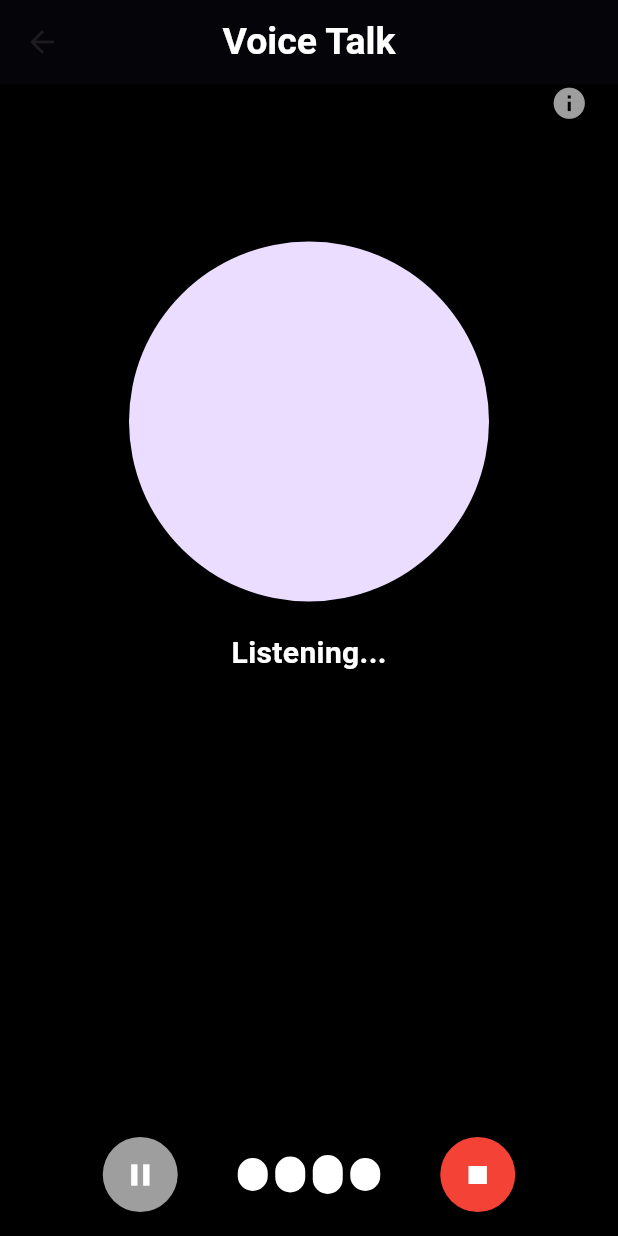
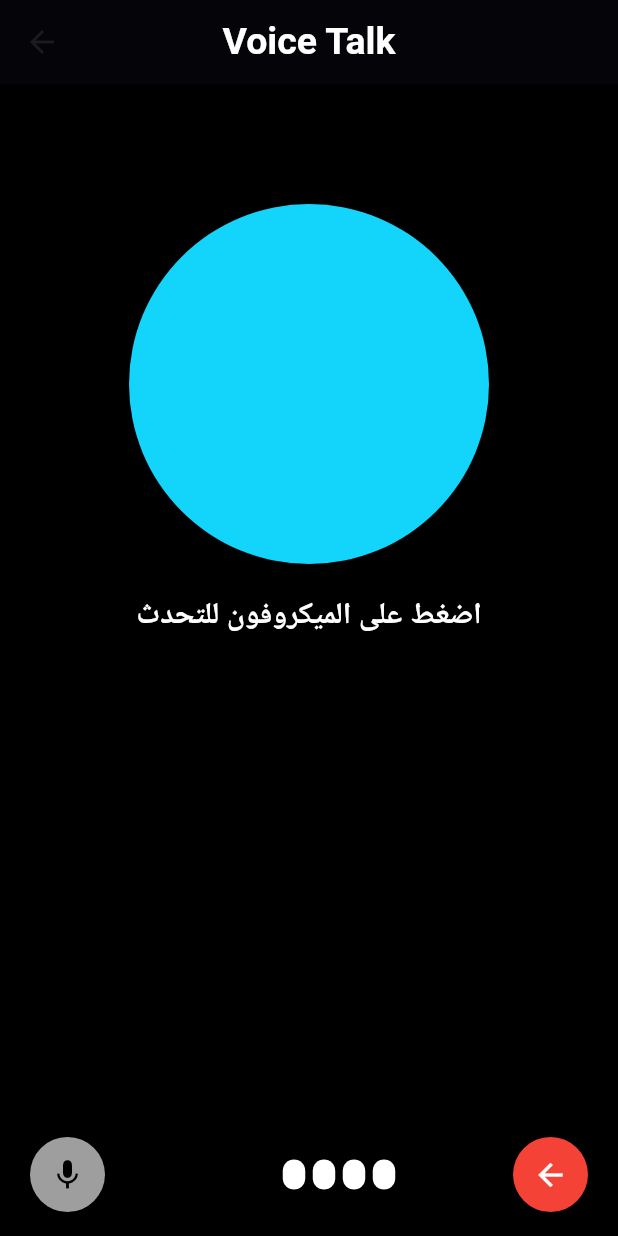
Before and after one commit to Malamrousi/Flutter-50-Challenge, a Flutter app: the screen it shows after launch, after a tap on "Go to Home", on a phone screen of 412 x 824 dp. Run offline on Flutter 3.47's test engine with Material 3 defaults, Android fonts, the phone set to English and light mode, and no system bars; our stand-ins replace chat_bubbles, flutter_dotenv, flutter_gemini, flutter_tts, lottie, speech_to_text; missing offline and left inert: flutter_3d_controller.

Commit message:
Finish Voice Talk Project

```diff
--- a/voice_talk/lib/main.dart
+++ b/voice_talk/lib/main.dart
@@ -1,14 +1,16 @@
 import 'package:flutter/material.dart';
+import 'package:flutter_dotenv/flutter_dotenv.dart';
 import 'package:voice_talk/on_boarding_page.dart';
 
-void main() {
+void main()async {
+  WidgetsFlutterBinding.ensureInitialized();
+  await dotenv.load(fileName: ".env");
   runApp(const MyApp());
 }
 
 class MyApp extends StatelessWidget {
   const MyApp({super.key});
 
-  // This widget is the root of your application.
   @override
   Widget build(BuildContext context) {
     return MaterialApp(
--- a/voice_talk/lib/my_home_page.dart
+++ b/voice_talk/lib/my_home_page.dart
@@ -1,7 +1,11 @@
 import 'dart:developer' as log;
 import 'dart:math';
 import 'package:flutter/material.dart';
+import 'package:flutter_dotenv/flutter_dotenv.dart';
+import 'package:flutter_gemini/flutter_gemini.dart';
+import 'package:flutter_tts/flutter_tts.dart';
 import 'package:speech_to_text/speech_to_text.dart';
+import 'package:lottie/lottie.dart';
 
 class MyHomePage extends StatefulWidget {
   const MyHomePage({super.key});
@@ -12,29 +16,60 @@ class MyHomePage extends StatefulWidget {
 
 class _MyHomePageState extends State<MyHomePage> {
   bool isListening = false;
+  bool isSpeaking = false;
   double voiceLevel = 20.0;
   String recognizedText = "";
   bool isInitialized = false;
   SpeechToText speechToText = SpeechToText();
+  FlutterTts flutterTts = FlutterTts();
+  int steps = 0;
+  String? lastResponse;
 
-  void toggleListening() async {
-    if (!isListening) {
+  @override
+  void initState() {
+    super.initState();
+    initSpeechToText();
+    initTts();
+    Gemini.init(apiKey: apiKey);
+  }
+
+  Future<void> initSpeechToText() async {
+    bool available = await speechToText.initialize(
+      onStatus: (status) => log.log('Speech status: $status'),
+      onError: (error) => log.log('Speech error: $error'),
+    );
+    if (available) {
+      setState(() {
+        isInitialized = true;
+      });
+    } else {
+      log.log("Speech recognition not available");
+    }
+  }
+
+  void startListening() async {
+    if (!isInitialized) {
+      return;
+    }
+
     setState(() {
       isListening = true;
       recognizedText = "";
     });
 
     await speechToText.listen(
-        partialResults: true,
+      partialResults: false,
       listenFor: const Duration(minutes: 2),
       onSoundLevelChange: (level) {
         if (isListening) {
           setState(() {
-              voiceLevel = max(20.0, (level + 20) * 3); // Tweak multiplier
+            voiceLevel = max(20.0, (level + 20) * 3);
           });
         }
       },
       onResult: (result) {
+        if (result.recognizedWords.isNotEmpty) {
+          sendText(result.recognizedWords);
           setState(() {
             recognizedText = result.recognizedWords;
             if (result.finalResult) {
@@ -42,22 +77,95 @@ class _MyHomePageState extends State<MyHomePage> {
               voiceLevel = 20.0;
             }
           });
-          log.log('Recognized: $result');
+        }
       },
     );
-    } else {
+  }
+
+  void stopListening() async {
     setState(() {
       isListening = false;
       voiceLevel = 20.0;
     });
     await speechToText.stop();
   }
+
+  String apiKey = dotenv.env["GOOGLE_GEMINI_API_KEY"] ?? "";
+
+  Future<void> sendText(String text) async {
+    setState(() {
+      steps = 1;
+    });
+
+    Gemini gemini = Gemini.instance;
+    gemini.text(text).then((value) {
+      setState(() {
+        steps = 2;
+        lastResponse = value?.output.toString() ?? "لم أفهم ذلك";
+      });
+      speakResponse(lastResponse!);
+    }).catchError((error) {
+      log.log("Error with Gemini: $error");
+      setState(() {
+        steps = 0;
+      });
+      speakResponse("عذراً، حدث خطأ في معالجة طلبك");
+    });
   }
 
-  @override
-  void initState() {
-    super.initState();
-    toggleListening();
+  Future<void> initTts() async {
+    await flutterTts.awaitSpeakCompletion(true);
+
+    flutterTts.setStartHandler(() {
+      setState(() {
+        isSpeaking = true;
+      });
+      log.log("TTS started");
+    });
+
+    flutterTts.setCompletionHandler(() {
+      setState(() {
+        isSpeaking = false;
+        if (steps == 2) {
+          steps = 0;
+        }
+      });
+      log.log("TTS completed");
+    });
+
+    flutterTts.setErrorHandler((msg) {
+      setState(() {
+        isSpeaking = false;
+      });
+      log.log("TTS error: $msg");
+    });
+  }
+
+  Future<void> speakResponse(String response) async {
+    setState(() {
+      isSpeaking = true;
+    });
+    await flutterTts.speak(response);
+  }
+
+  Future<void> pauseSpeech() async {
+    if (isSpeaking) {
+      setState(() {
+        isSpeaking = false;
+      });
+      await flutterTts.pause();
+    }
+  }
+
+  Future<void> cancelAll() async {
+    await flutterTts.stop();
+    await speechToText.stop();
+    setState(() {
+      steps = 0;
+      isListening = false;
+      isSpeaking = false;
+      voiceLevel = 20.0;
+    });
   }
 
   @override
@@ -72,91 +180,107 @@ class _MyHomePageState extends State<MyHomePage> {
           children: [
             InkWell(
               onTap: () {
-                if (isListening) {
-                  setState(() {
-                    isListening = false;
-                    voiceLevel = 20.0;
-                  });
-                  speechToText.stop();
-                } else {
-                  setState(() {
-                    voiceLevel = 20.0;
-                    recognizedText = "";
-                  });
-                  speechToText.cancel();
+                if (steps == 0) {
+                  startListening();
+                } else if (isListening) {
+                  stopListening();
+                } else if (steps == 2) {
+                  if (isSpeaking) {
+                    pauseSpeech();
+                  } else if (lastResponse != null) {
+                    speakResponse(lastResponse!);
+                  }
                 }
               },
               child: CircleAvatar(
                 radius: 25,
-                backgroundColor: isListening ? Colors.grey : Colors.red,
+                backgroundColor: Colors.grey,
                 child: Icon(
-                  isListening ? Icons.pause : Icons.close,
-                  color: Colors.white,
+                  steps == 0
+                      ? Icons.mic
+                      : isListening
+                          ? Icons.pause
+                          : isSpeaking
+                              ? Icons.pause
+                              : Icons.play_arrow,
+                  color: Colors.black,
                 ),
               ),
             ),
             const SizedBox(width: 40),
+
+
+            Expanded(
+              child: steps == 0
+                  ? Row(
+                      mainAxisAlignment: MainAxisAlignment.center,
+                      children: [
                         AnimatedContainer(
-              padding: EdgeInsets.symmetric(horizontal: 10),
+                          padding: const EdgeInsets.symmetric(horizontal: 5),
                           curve: Curves.easeInOut,
                           duration: const Duration(milliseconds: 100),
-              width: 20,
+                          width: 15,
                           height: isListening ? voiceLevel * 1.1 : 20.0,
                           decoration: BoxDecoration(
                             color: Colors.white,
                             borderRadius: BorderRadius.circular(150),
                           ),
                         ),
-            SizedBox(
-              width: 5,
-            ),
+                        const SizedBox(width: 5),
                         AnimatedContainer(
                           curve: Curves.easeInOut,
-              padding: EdgeInsets.symmetric(horizontal: 10),
+                          padding: const EdgeInsets.symmetric(horizontal: 5),
                           duration: const Duration(milliseconds: 100),
-              width: 20,
+                          width: 15,
                           height: isListening ? voiceLevel * 1.2 : 20.0,
                           decoration: BoxDecoration(
                             color: Colors.white,
                             borderRadius: BorderRadius.circular(150),
                           ),
                         ),
-            SizedBox(
-              width: 5,
-            ),
+                        const SizedBox(width: 5),
                         AnimatedContainer(
-              padding: EdgeInsets.symmetric(horizontal: 10),
+                          padding: const EdgeInsets.symmetric(horizontal: 5),
                           curve: Curves.easeInOut,
                           duration: const Duration(milliseconds: 100),
-              width: 20,
+                          width: 15,
                           height: isListening ? voiceLevel * 1.3 : 20.0,
                           decoration: BoxDecoration(
                             color: Colors.white,
                             borderRadius: BorderRadius.circular(150),
                           ),
                         ),
-            SizedBox(
-              width: 5,
-            ),
+                        const SizedBox(width: 5),
                         AnimatedContainer(
-              padding: EdgeInsets.symmetric(horizontal: 10),
+                          padding: const EdgeInsets.symmetric(horizontal: 5),
                           curve: Curves.easeInOut,
                           duration: const Duration(milliseconds: 100),
-              width: 20,
+                          width: 15,
                           height: isListening ? voiceLevel * 1.1 : 20.0,
                           decoration: BoxDecoration(
                             color: Colors.white,
                             borderRadius: BorderRadius.circular(150),
                           ),
                         ),
-            const SizedBox(width: 40),
+                      ],
+                    )
+                  : const SizedBox.shrink(),
+            ),
+
+
             InkWell(
-              onTap: toggleListening,
+              onTap: () {
+                if (steps == 0 && !isListening) {
+                  Navigator.pop(context);
+                } else {
+                  cancelAll();
+                }
+              },
               child: CircleAvatar(
                 radius: 25,
-                backgroundColor: isListening ? Colors.red : Colors.green,
+                backgroundColor: Colors.red,
                 child: Icon(
-                  isListening ? Icons.stop : Icons.mic,
+                  steps == 0 && !isListening ? Icons.arrow_back : Icons.close,
                   color: Colors.white,
                 ),
               ),
@@ -185,42 +309,38 @@ class _MyHomePageState extends State<MyHomePage> {
           padding: const EdgeInsets.symmetric(horizontal: 20),
           child: Column(
             children: [
-              const Align(
-                alignment: Alignment.topRight,
-                child: Icon(
-                  Icons.info,
-                  color: Colors.grey,
-                  size: 25,
-                ),
-              ),
+
               const SizedBox(height: 80),
-              const CircleAvatar(radius: 120),
+              if (steps == 0)
+                const CircleAvatar(
+                  radius: 120,
+                  backgroundColor: Color(0XFF13D4FB),
+                )
+              else if (steps == 1)
+                Lottie.asset('assets/chat_gpt.json',
+                    width: 330, height: 330, fit: BoxFit.cover)
+              else if (steps == 2)
+                Lottie.asset('assets/typing.json',
+                    width: 330, height: 330, fit: BoxFit.cover),
               const SizedBox(height: 20),
               Text(
-                isListening ? "Listening..." : "Tap to Start Speaking",
+                steps == 1
+                    ? "جاري التحميل..."
+                    : steps == 2
+                        ? isSpeaking
+                            ? "جاري الرد..."
+                            : "الرد متوقف، اضغط لإعادة التشغيل"
+                        : isListening
+                            ? "جاري الاستماع..."
+                            : "اضغط على الميكروفون للتحدث",
                 style: const TextStyle(
                   fontSize: 20,
                   fontWeight: FontWeight.bold,
                   color: Colors.white,
                 ),
               ),
+
               const SizedBox(height: 20),
-              // if (recognizedText.isNotEmpty)
-              //   Container(
-              //     margin: const EdgeInsets.symmetric(horizontal: 20),
-              //     padding: const EdgeInsets.all(10),
-              //     decoration: BoxDecoration(
-              //       color: Colors.grey.shade900,
-              //       borderRadius: BorderRadius.circular(10),
-              //     ),
-              //     child: Text(
-              //       recognizedText,
-              //       style: const TextStyle(
-              //         color: Colors.white,
-              //         fontSize: 16,
-              //       ),
-              //     ),
-              //   ),
             ],
           ),
         ),
```
Also changed, not shown: voice_talk/assets/chat_gpt.json (added, +1 -0 lines), voice_talk/assets/typing.json (added, +1 -0 lines), voice_talk/pubspec.yaml (+8 -2 lines), voice_talk/pubspec.lock, 7 other files. Lines whose indentation alone changed are shown as unchanged.
